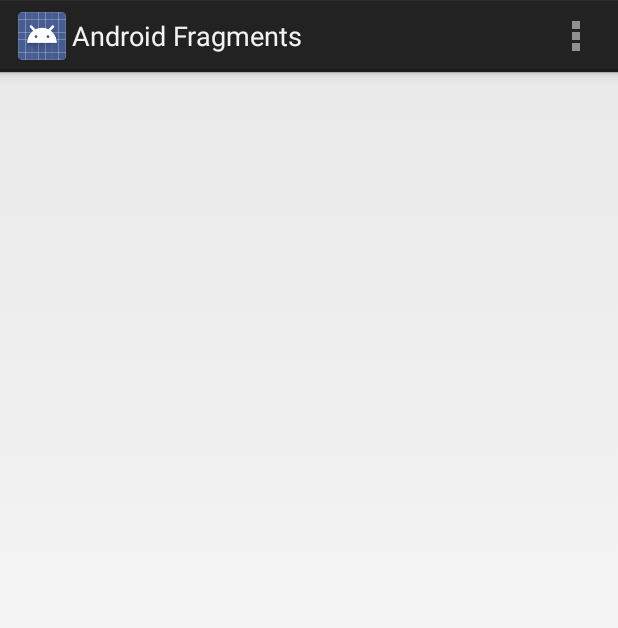
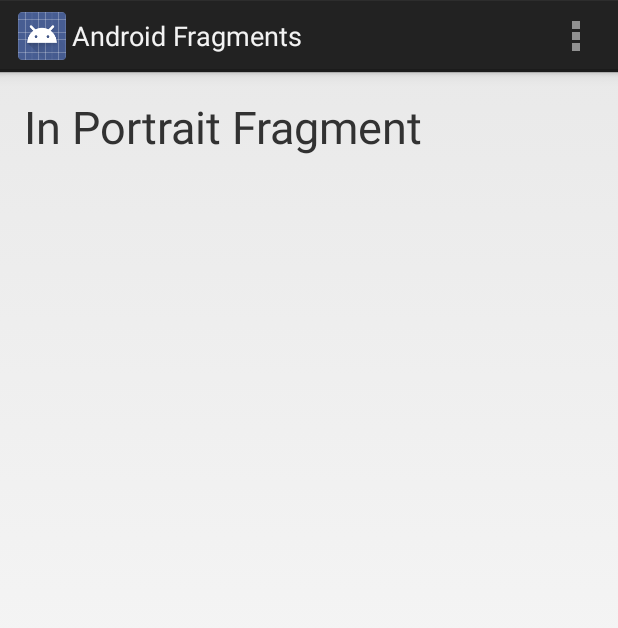
Before and after one commit to jewkesy/android_Fragments, an Android app: the screen it shows after launch (MyActivity), on a phone screen of 412 x 824 dp. Shown: the top 628 px of the screen. Run offline under Robolectric (Android 15) with nearby library versions, the phone set to English and light mode, and no system bars.

```diff
--- /dev/null
+++ b/app/src/main/java/com/daryljewkes/androidfragments/FragmentPortrait.java
@@ -0,0 +1,17 @@
+package com.daryljewkes.androidfragments;
+
+import android.app.Fragment;
+import android.os.Bundle;
+import android.view.LayoutInflater;
+import android.view.View;
+import android.view.ViewGroup;
+
+/**
+ * Created by Daryl on 11/09/2014.
+ */
+public class FragmentPortrait extends Fragment {
+    @Override
+    public View onCreateView(LayoutInflater inflater, ViewGroup container, Bundle savedInstanceState) {
+        return inflater.inflate(R.layout.portrait_fragment, container, false);
+    }
+}
--- a/app/src/main/java/com/daryljewkes/androidfragments/MyActivity.java
+++ b/app/src/main/java/com/daryljewkes/androidfragments/MyActivity.java
@@ -1,6 +1,9 @@
 package com.daryljewkes.androidfragments;
 
 import android.app.Activity;
+import android.app.FragmentManager;
+import android.app.FragmentTransaction;
+import android.content.res.Configuration;
 import android.os.Bundle;
 import android.view.Menu;
 import android.view.MenuItem;
@@ -11,7 +14,24 @@ public class MyActivity extends Activity {
     @Override
     protected void onCreate(Bundle savedInstanceState) {
         super.onCreate(savedInstanceState);
-        setContentView(R.layout.activity_my);
+
+        FragmentManager fragmentManager = getFragmentManager();
+        FragmentTransaction fragmentTransaction = fragmentManager.beginTransaction();
+
+        Configuration configInfo = getResources().getConfiguration();
+
+        if (configInfo.orientation == Configuration.ORIENTATION_LANDSCAPE) {
+            FragmentLandscape fragmentLandscape = new FragmentLandscape();
+
+            fragmentTransaction.replace(android.R.id.content, fragmentLandscape);
+        } else {
+            FragmentPortrait fragmentPortrait = new FragmentPortrait();
+
+            fragmentTransaction.replace(android.R.id.content, fragmentPortrait);
+        }
+
+        fragmentTransaction.commit();
+        //setContentView(R.layout.activity_my);
     }
 
 
```
Also changed, not shown: app/src/main/java/com/daryljewkes/androidfragments/FragmentLandscape.java (added, +17 -0 lines).
